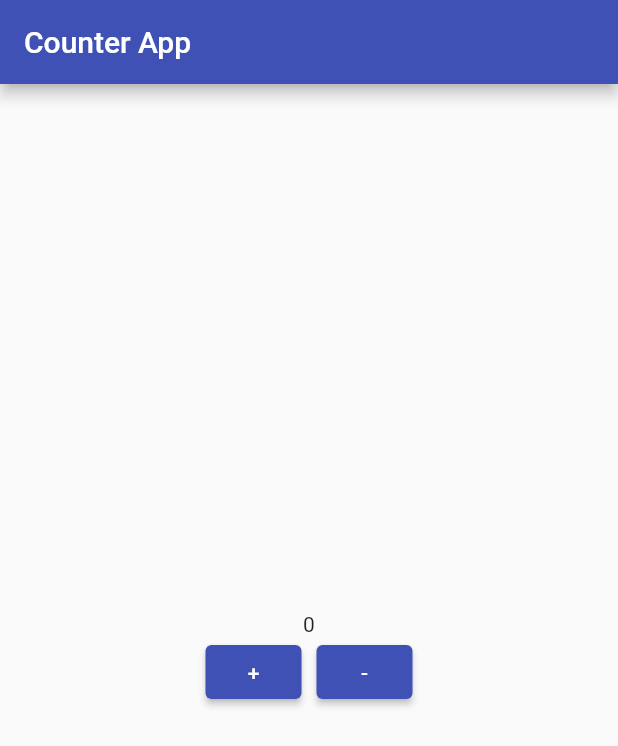
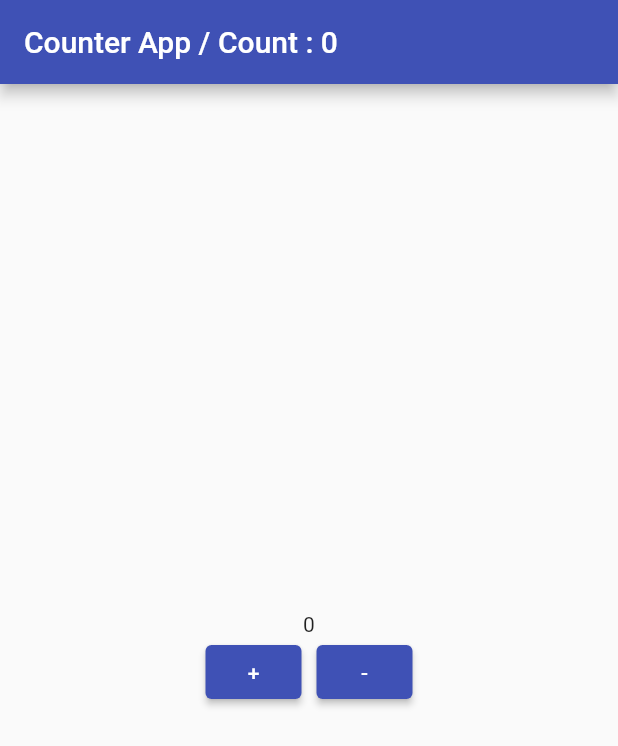
Before and after one commit to nirmal-mazhuvanpilly/flutter_GetX, a Flutter app: the screen it shows after launch, on a phone screen of 412 x 824 dp. Shown: the top 746 px of the screen. Run offline on Flutter 3.47's test engine with Material 2 defaults, Android fonts, the phone set to English and light mode, and no system bars; our stand-ins replace get.

Commit message:
Reactive state manager

```diff
--- a/lib/view/counter_app.dart
+++ b/lib/view/counter_app.dart
@@ -11,7 +11,10 @@ class CounterAppView extends StatelessWidget {
   Widget build(BuildContext context) {
     return Scaffold(
       appBar: AppBar(
-        title: const Text("Counter App"),
+        title: GetX<CounterController>(builder: (controller) {
+          return Text(
+              "Counter App / Count : " + controller.counter.value.toString());
+        }),
       ),
       body: Center(
         child: Column(
```
